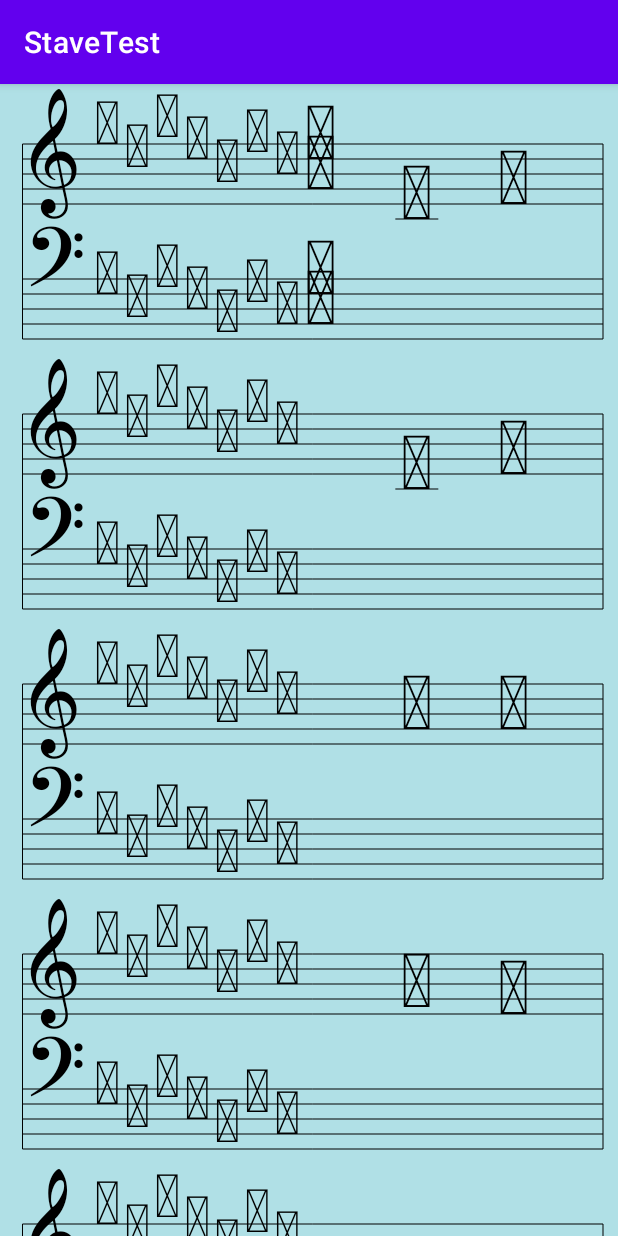
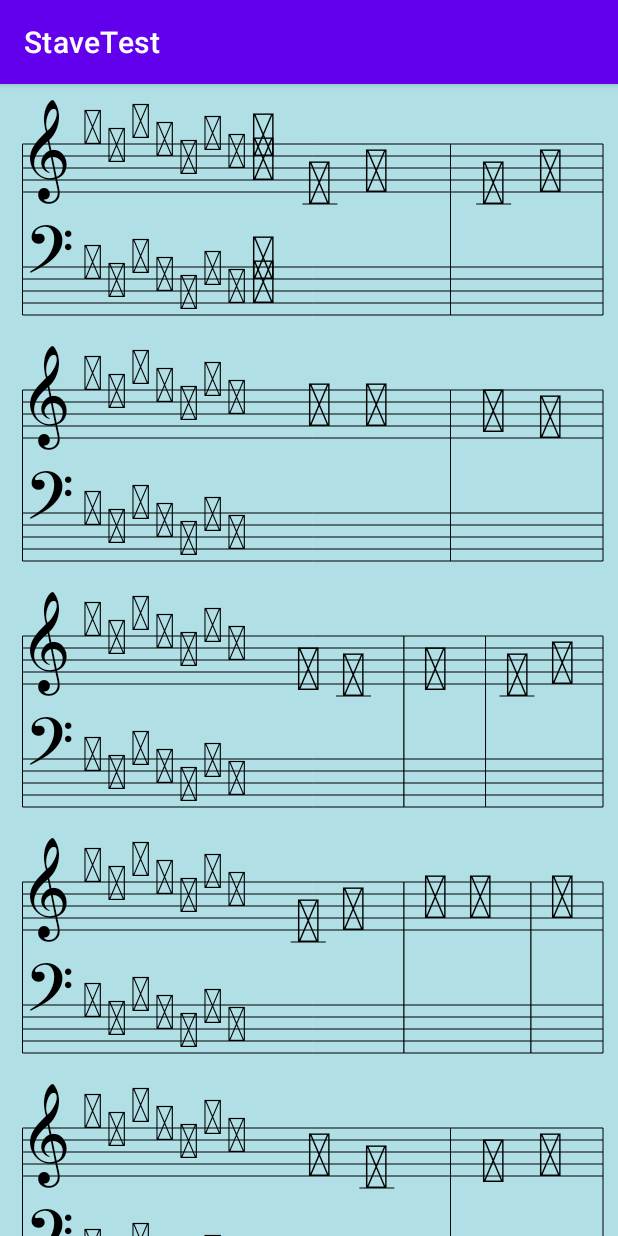
Before and after one commit to florinmuscalu/Zekon-Music-Skore, an Android app: the screen it shows after launch (MainActivity), on a phone screen of 412 x 824 dp. Run offline under Robolectric (Android 15) with nearby library versions, the phone set to English and light mode, and no system bars; 1 statement that could not run was skipped.

Commit message:
End bar changed. Bar rendering changed.

```diff
--- a/app/src/main/java/com/example/stavetest/MainActivity.java
+++ b/app/src/main/java/com/example/stavetest/MainActivity.java
@@ -35,8 +35,12 @@ public class MainActivity extends AppCompatActivity {
         s.setSecondStaveClef(FM_ClefValue.BASS);
         s.setTimeSignature(FM_TimeSignature._4_4);
         s.setKeySignature(FM_KeySignatureValue.DOb);
-        s.setDistanceBetweenStaveLines(10);
+        s.setDistanceBetweenStaveLines(8);
         s.setNoteSpacing(0);
+        s.setTimeSignature(FM_TimeSignature._2_4);
+        s.setKeySignature(FM_KeySignatureValue.DOsharp);
+        s.setAlign(FM_Align.CENTER);
+
         addSimpleMelodic();
         addRandom();
 
@@ -49,19 +53,22 @@ public class MainActivity extends AppCompatActivity {
 
 
         s.BeginTie();
+        s.BeginBeam();
         List<FM_Note> chord = new ArrayList<>();
         List<Integer> clefs = new ArrayList<>();
-        FM_Note n = new FM_Note(s, FM_NoteValue.SI, 4, FM_Accidental.None, FM_DurationValue.NOTE_WHOLE, true, false);
+        FM_Note n = new FM_Note(s, FM_NoteValue.SI, 4, FM_Accidental.Flat, FM_DurationValue.NOTE_EIGHT, true, true);
         s.AddToTie(n);
+        s.AddToBeam(n);
         chord.add(n);
-        chord.add(new FM_Note(s, FM_NoteValue.RE, 4, FM_Accidental.DoubleSharp, FM_DurationValue.NOTE_WHOLE_D, true, true));
-        chord.add(new FM_Note(s, FM_NoteValue.FA, 4, FM_Accidental.Sharp, FM_DurationValue.NOTE_WHOLE_D, true, false));
+        chord.add(new FM_Note(s, FM_NoteValue.RE, 4, FM_Accidental.DoubleSharp, FM_DurationValue.NOTE_WHOLE, false, true));
+        chord.add(new FM_Note(s, FM_NoteValue.FA, 4, FM_Accidental.Sharp, FM_DurationValue.NOTE_WHOLE_D, false, false));
         clefs.add(FM_ClefValue.TREBLE);
         clefs.add(FM_ClefValue.TREBLE);
         clefs.add(FM_ClefValue.TREBLE);
         s.addChord(chord, clefs);
 
-        s.addStaffNote(new FM_Note(s, FM_NoteValue.SI, 4, FM_Accidental.None, FM_DurationValue.NOTE_SIXTEENTH, true, false), FM_ClefValue.TREBLE, false, false, true);
+        s.addStaffNote(new FM_Note(s, FM_NoteValue.SI, 4, FM_Accidental.Flat, FM_DurationValue.NOTE_EIGHT, true, true), FM_ClefValue.TREBLE, true, false, true);
+        s.EndBeam();
         s.EndTie();
         s.addStaffNote(new FM_Note(s, FM_NoteValue.RE, 4, FM_Accidental.None, FM_DurationValue.NOTE_EIGHT, true, true), FM_ClefValue.TREBLE);
         s.addStaffNote(new FM_Note(s, FM_NoteValue.MI, 4, FM_Accidental.None, FM_DurationValue.NOTE_WHOLE, true, true), FM_ClefValue.TREBLE);
@@ -119,10 +126,6 @@ public class MainActivity extends AppCompatActivity {
 
     public void addTestAll() {
         FM_Score s = findViewById(R.id.stave);
-        s.setTimeSignature(FM_TimeSignature._2_4);
-        s.setKeySignature(FM_KeySignatureValue.DOsharp);
-        s.setAlign(FM_Align.CENTER);
-
         //Pauses
         s.addStaffNote(new FM_Pause(s, FM_DurationValue.NOTE_WHOLE), FM_ClefValue.TREBLE);
         s.addStaffNote(new FM_Pause(s, FM_DurationValue.NOTE_HALF), FM_ClefValue.TREBLE);
@@ -290,8 +293,6 @@ public class MainActivity extends AppCompatActivity {
 
     public void addSimpleMelodic(){
         FM_Score s = findViewById(R.id.stave);
-        s.setTimeSignature(FM_TimeSignature._2_4);
-        s.setKeySignature(FM_KeySignatureValue.DO);
         s.addStaffNote(new FM_Note(s, FM_NoteValue.DO, 4, FM_Accidental.None, FM_DurationValue.NOTE_QUARTER, true, true), FM_ClefValue.TREBLE);
         s.addStaffNote(new FM_Note(s, FM_NoteValue.MI, 4, FM_Accidental.None, FM_DurationValue.NOTE_QUARTER, true, true), FM_ClefValue.TREBLE);
         s.addStaffNote(new FM_BarNote(s), FM_ClefValue.TREBLE);
--- a/app/src/main/java/ro/florinm/FM_Score/FM_BarNote.java
+++ b/app/src/main/java/ro/florinm/FM_Score/FM_BarNote.java
@@ -42,8 +42,9 @@ public class FM_BarNote extends FM_BaseNote {
         Paint C = new Paint();
         C.setAntiAlias(true);
         C.setColor(Color);
-        canvas.drawLine(StartX + padding, BarYs, StartX + padding, BarYe, C);
-        canvas.drawLine(StartX + padding - 1, BarYs, StartX + padding - 1, BarYe, C);
-        canvas.drawLine(StartX + padding + 1, BarYs, StartX + padding + 1, BarYe, C);
+        canvas.drawRect(StartX + padding, BarYs, StartX + padding + FM_Const.dpTOpx(context,Stave.getDistanceBetweenStaveLines() *3 / 70), BarYe, C);
+        //canvas.drawLine(StartX + padding, BarYs, StartX + padding, BarYe, C);
+        //canvas.drawLine(StartX + padding - 1, BarYs, StartX + padding - 1, BarYe, C);
+        //canvas.drawLine(StartX + padding + 1, BarYs, StartX + padding + 1, BarYe, C);
     }
 }
--- a/app/src/main/java/ro/florinm/FM_Score/FM_BaseNote.java
+++ b/app/src/main/java/ro/florinm/FM_Score/FM_BaseNote.java
@@ -50,6 +50,9 @@ public abstract class FM_BaseNote{
     public abstract void DrawNote(Canvas canvas);
     public abstract float getDisplacement();
     public abstract String toString();
+    public float WidthAll(Paint font, boolean all) {
+        return WidthAll(font);
+    }
     public abstract float WidthAll(Paint font);
     public abstract float WidthAccidental(Paint font);
     public abstract float WidthNote(Paint font);
--- a/app/src/main/java/ro/florinm/FM_Score/FM_Note.java
+++ b/app/src/main/java/ro/florinm/FM_Score/FM_Note.java
@@ -102,7 +102,11 @@ public class FM_Note extends FM_BaseNote {
     }
 
     public float WidthAll(Paint font) {
-        return padding + WidthAccidental(font) + paddingNote + font.measureText(toStringNote()) + paddingDot + font.measureText(toStringDot()) + paddingExtra;
+        return WidthAll(font, false);
+    }
+
+    public float WidthAll(Paint font, boolean all) {
+        return padding + WidthAccidental(font) + paddingNote + WidthNote(font, all) + paddingDot + font.measureText(toStringDot()) + paddingExtra;
     }
 
     public float WidthAccidental(Paint font) {
@@ -114,9 +118,14 @@ public class FM_Note extends FM_BaseNote {
     }
 
     public float WidthNote(Paint font) {
+        return WidthNote(font, false);
+    }
+
+    public float WidthNote(Paint font, boolean all) {
         String s = FM_Const.FillNote;
         if (duration == 1 || duration == 51) s = FM_Const._1Note;
         if (duration == 2 || duration == 52) s = FM_Const.EmptyNote;
+        if (all) s = toString();
         return font.measureText(s);
     }
 
--- a/app/src/main/java/ro/florinm/FM_Score/FM_Score.java
+++ b/app/src/main/java/ro/florinm/FM_Score/FM_Score.java
@@ -204,13 +204,11 @@ public class FM_Score extends View {
         for (int j = 0; j < Beams.size(); j++) Beams.get(j).Draw(this, canvas);
 
         if (EndBar) {
-            canvas.drawLine(width - PaddingEnd - 1, BarYs, width - PaddingEnd - 1, BarYe, StaveLineColor);
-            canvas.drawLine(width - PaddingEnd - 2, BarYs, width - PaddingEnd - 2, BarYe, StaveLineColor);
-            canvas.drawLine(width - PaddingEnd - 3, BarYs, width - PaddingEnd - 3, BarYe, StaveLineColor);
-            canvas.drawLine(width - PaddingEnd - 4, BarYs, width - PaddingEnd - 4, BarYe, StaveLineColor);
-            canvas.drawLine(width - PaddingEnd - 5, BarYs, width - PaddingEnd - 5, BarYe, StaveLineColor);
-            canvas.drawLine(width - PaddingEnd - 10, BarYs, width - PaddingEnd - 10, BarYe, StaveLineColor);
-            canvas.drawLine(width - PaddingEnd - 11, BarYs, width - PaddingEnd - 11, BarYe, StaveLineColor);
+            canvas.drawRect(width - PaddingEnd - FM_Const.dpTOpx(context,DistanceBetweenStaveLines / 7), BarYs, width - PaddingEnd, BarYe, StaveLineColor);
+            canvas.drawRect(width - PaddingEnd - FM_Const.dpTOpx(context,DistanceBetweenStaveLines * 2 / 7), BarYs, width - PaddingEnd - FM_Const.dpTOpx(context,DistanceBetweenStaveLines *17 / 70), BarYe, StaveLineColor);
+
+            //canvas.drawLine(width - PaddingEnd - 10, BarYs, width - PaddingEnd - 10, BarYe, StaveLineColor);
+            //canvas.drawLine(width - PaddingEnd - 11, BarYs, width - PaddingEnd - 11, BarYe, StaveLineColor);
         }
         invalidate();
         requestLayout();
@@ -475,7 +473,7 @@ public class FM_Score extends View {
             float X = startX;
             FM_BaseNote last_note = null;
             for (int i = 0; i < StaveNotes.size(); i++) {
-                float w = StaveNotes.get(i).WidthAll(StaveFont) + NoteSpacing;
+                float w = StaveNotes.get(i).WidthAll(StaveFont, true) + NoteSpacing;
                 if (X + w > endX) {
                     if (last_note instanceof FM_BarNote) last_note.setVisible(false);
                     l++;
@@ -502,7 +500,7 @@ public class FM_Score extends View {
             int last_bar = 0;
             int bar_cnt = 0;
             for (int i = 0; i < StaveNotes.size(); i++) {
-                float w = StaveNotes.get(i).WidthAll(StaveFont) + NoteSpacing;
+                float w = StaveNotes.get(i).WidthAll(StaveFont, true) + NoteSpacing;
                 if (StaveNotes.get(i) instanceof FM_BarNote) {
                     last_bar = i;
                     bar_cnt++;
@@ -540,7 +538,7 @@ public class FM_Score extends View {
                 float diff = 0;
                 for (int j = 0; j < StaveNotes.size(); j++)
                     if (StaveNotes.get(j).line == i) {
-                        float w = StaveNotes.get(j).WidthAll(StaveFont);
+                        float w = StaveNotes.get(j).WidthAll(StaveFont, true);
                         X = X + w;
                         cnt++;
                     }
@@ -548,7 +546,7 @@ public class FM_Score extends View {
                 X = startX;
                 for (int j = 0; j < StaveNotes.size(); j++)
                     if (StaveNotes.get(j).line == i) {
-                        float w = StaveNotes.get(j).WidthAll(StaveFont);
+                        float w = StaveNotes.get(j).WidthAll(StaveFont, true);
                         StaveNotes.get(j).SetDrawParameters(X + diff, StaveNotes.get(j).StartY1, StaveNotes.get(j).StartY2);
                         X = X + w + diff;
                     }
```
